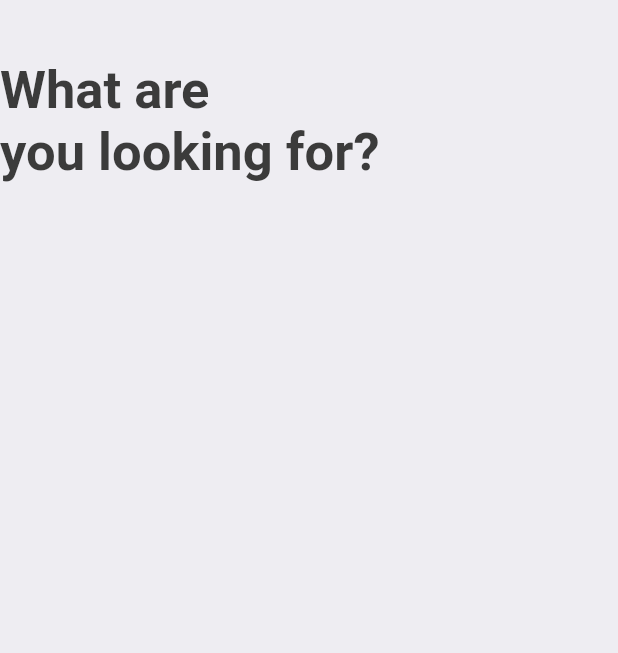
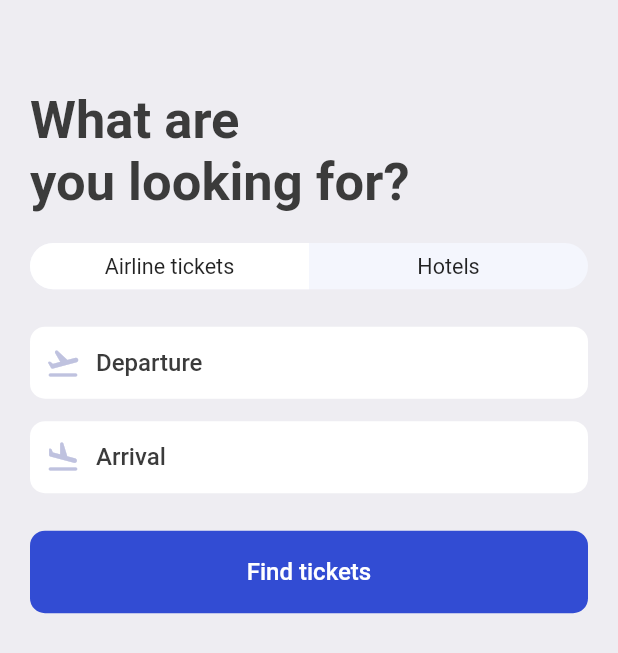
Before and after one commit to 2ernestkg/booktickets, a Flutter app: the SearchScreen screen opened directly, on a phone screen of 412 x 824 dp. Shown: the top 653 px of the screen. Run offline on Flutter 3.47's test engine with Material 2 defaults, Android fonts, the phone set to English and light mode, and no system bars; our stand-ins replace fluentui_icons, gap, get.

Commit message:
Search screen view with search field

```diff
--- a/lib/presentation/screens/bottom_bar.dart
+++ b/lib/presentation/screens/bottom_bar.dart
@@ -1,4 +1,5 @@
 import 'package:booktickets/presentation/screens/home_screen.dart';
+import 'package:booktickets/presentation/screens/search_screen.dart';
 import 'package:fluentui_icons/fluentui_icons.dart';
 import 'package:flutter/material.dart';
 
@@ -14,7 +15,7 @@ class _BottomBarState extends State<BottomBar> {
 
   final List<Widget> _widgetOptions = <Widget>[
     const HomeScreen(),
-    const Text('Search'),
+    const SearchScreen(),
     const Text('Tickets'),
     const Text('Profile'),
   ];
--- a/lib/presentation/screens/hotel_screen.dart
+++ b/lib/presentation/screens/hotel_screen.dart
@@ -12,7 +12,7 @@ class HotelScreen extends StatelessWidget {
     final size = AppLayout.getSize(context);
     return Container(
       width: size.width * 0.6,
-      height: 350,
+      height: AppLayout.getHeight(350),
       padding: const EdgeInsets.symmetric(horizontal: 15, vertical: 17),
       margin: const EdgeInsets.only(right: 17, top: 5),
       decoration: BoxDecoration(
@@ -30,7 +30,7 @@ class HotelScreen extends StatelessWidget {
         crossAxisAlignment: CrossAxisAlignment.start,
         children: [
           Container(
-            height: 180,
+            height: AppLayout.getHeight(180),
             decoration: BoxDecoration(
                 borderRadius: BorderRadius.circular(12),
                 color: Styles.primaryColor,
--- a/lib/presentation/screens/search_screen.dart
+++ b/lib/presentation/screens/search_screen.dart
@@ -2,21 +2,99 @@ import 'package:booktickets/presentation/utils/app_layout.dart';
 import 'package:booktickets/presentation/utils/app_styles.dart';
 import 'package:flutter/material.dart';
 import 'package:gap/gap.dart';
+
+import '../widgets/icon_text_widget.dart';
 
 class SearchScreen extends StatelessWidget {
   const SearchScreen({Key? key}) : super(key: key);
 
   @override
   Widget build(BuildContext context) {
+    final size = AppLayout.getSize(context);
     return Scaffold(
       backgroundColor: Styles.bgColor,
       body: ListView(
+        padding: EdgeInsets.symmetric(
+          horizontal: AppLayout.getWidth(20),
+          vertical: AppLayout.getHeight(20),
+        ),
         children: [
           Gap(AppLayout.getHeight(40)),
           Text(
             'What are\nyou looking for?',
-            style: Styles.headerStyle1.copyWith(fontSize: 35),
+            style: Styles.headerStyle1.copyWith(
+              fontSize: AppLayout.getWidth(35),
+            ),
           ),
+          Gap(AppLayout.getHeight(20)),
+          FittedBox(
+            child: Container(
+              decoration: BoxDecoration(
+                borderRadius: BorderRadius.circular(AppLayout.getHeight(50)),
+                color: const Color(0xFFF4F6FD),
+              ),
+              child: Row(
+                children: [
+                  Container(
+                    width: size.width * .44,
+                    padding:
+                        EdgeInsets.symmetric(vertical: AppLayout.getHeight(7)),
+                    decoration: BoxDecoration(
+                      borderRadius: BorderRadius.horizontal(
+                        left: Radius.circular(AppLayout.getHeight(50)),
+                      ),
+                      color: Colors.white,
+                    ),
+                    child: const Center(
+                      child: Text("Airline tickets"),
+                    ),
+                  ),
+                  Container(
+                    width: size.width * .44,
+                    padding:
+                        EdgeInsets.symmetric(vertical: AppLayout.getHeight(7)),
+                    decoration: BoxDecoration(
+                      borderRadius: BorderRadius.horizontal(
+                        right: Radius.circular(AppLayout.getHeight(50)),
+                      ),
+                      color: Colors.transparent,
+                    ),
+                    child: const Center(
+                      child: Text("Hotels"),
+                    ),
+                  ),
+                ],
+              ),
+            ),
+          ),
+          Gap(AppLayout.getHeight(25)),
+          const AppIconText(
+            icon: Icons.flight_takeoff_rounded,
+            text: 'Departure',
+          ),
+          Gap(AppLayout.getHeight(15)),
+          const AppIconText(
+            icon: Icons.flight_land_rounded,
+            text: 'Arrival',
+          ),
+          Gap(AppLayout.getHeight(25)),
+          Container(
+              padding: EdgeInsets.symmetric(
+                vertical: AppLayout.getWidth(18),
+                horizontal: AppLayout.getWidth(15),
+              ),
+              decoration: BoxDecoration(
+                color: const Color(0xD91130CE),
+                borderRadius: BorderRadius.circular(AppLayout.getWidth(10)),
+              ),
+              child: Center(
+                child: Text(
+                  'Find tickets',
+                  style: Styles.textStyle.copyWith(
+                    color: Colors.white,
+                  ),
+                ),
+              ))
         ],
       ),
     );
--- /dev/null
+++ b/lib/presentation/widgets/icon_text_widget.dart
@@ -0,0 +1,39 @@
+import 'package:booktickets/presentation/utils/app_layout.dart';
+import 'package:flutter/material.dart';
+import 'package:gap/gap.dart';
+
+import '../utils/app_styles.dart';
+
+class AppIconText extends StatelessWidget {
+  final IconData icon;
+  final String text;
+  const AppIconText({Key? key, required this.icon, required this.text})
+      : super(key: key);
+
+  @override
+  Widget build(BuildContext context) {
+    return Container(
+      padding: EdgeInsets.symmetric(
+        vertical: AppLayout.getWidth(12),
+        horizontal: AppLayout.getWidth(10),
+      ),
+      decoration: BoxDecoration(
+        color: Colors.white,
+        borderRadius: BorderRadius.circular(AppLayout.getWidth(10)),
+      ),
+      child: Row(
+        children: [
+          Icon(
+            icon,
+            color: const Color(0xFFBFC2DF),
+          ),
+          Gap(AppLayout.getWidth(10)),
+          Text(
+            text,
+            style: Styles.textStyle,
+          ),
+        ],
+      ),
+    );
+  }
+}
```
